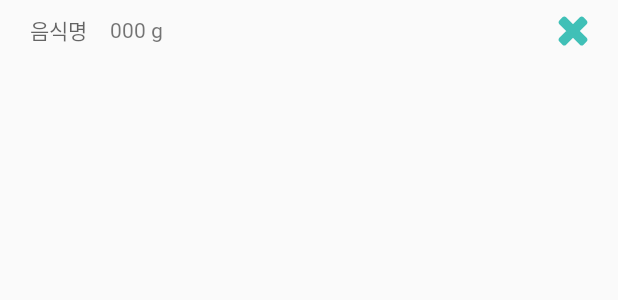
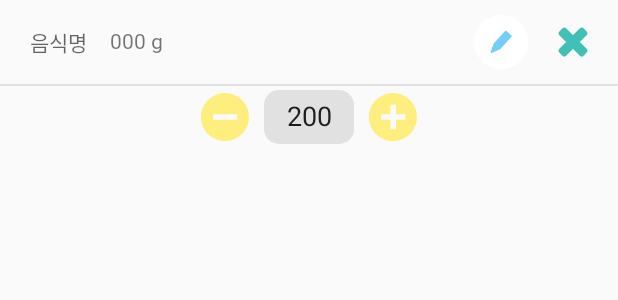
Before and after one commit to vividani/MealMate_my, an Android app: the layout adapter_mealsubitem.xml on its own in the app's theme, with its tools: preview values and no code run, on a phone screen of 412 x 824 dp. Shown: the top 300 px of the screen. Run offline under Robolectric (Android 15) with nearby library versions, the phone set to English and light mode, and no system bars.

Commit message:
add modify btn in adapter_mealsubitem.xml

```diff
--- a/app/src/main/res/layout/adapter_mealsubitem.xml
+++ b/app/src/main/res/layout/adapter_mealsubitem.xml
@@ -16,14 +16,25 @@
         <variable
             name="MealSetViewModel"
             type="com.anonymous.mealmate.viewmodel.MealSetViewModel" />
+
+        <variable
+            name="MealFood"
+            type="com.anonymous.mealmate.model.entity.MealFood" />
     </data>
 
     <androidx.constraintlayout.widget.ConstraintLayout
         android:layout_width="match_parent"
+        android:layout_height="wrap_content">
+
+        <androidx.constraintlayout.widget.ConstraintLayout
+            android:id="@+id/cl_meal_subItem"
+            android:layout_width="match_parent"
             android:layout_height="wrap_content"
             android:layout_marginBottom="6dp"
             android:paddingHorizontal="20dp"
-        android:paddingVertical="10dp">
+            android:paddingVertical="10dp"
+            app:layout_constraintTop_toTopOf="parent"
+            app:layout_constraintLeft_toLeftOf="parent">
 
             <TextView
                 android:id="@+id/tv_meal_subItem_name"
@@ -48,8 +59,18 @@
                 tools:text="000 g"
                 app:layout_constraintTop_toTopOf="parent"
                 app:layout_constraintBottom_toBottomOf="parent"
-            app:layout_constraintRight_toLeftOf="@+id/btn_meal_subItem_delete"
                 app:layout_constraintStart_toEndOf="@id/tv_meal_subItem_name" />
+
+            <!-- 수정버튼 -->
+            <Button
+                android:id="@+id/btn_meal_subItem_edit"
+                android:background="@drawable/ic_menu_modify"
+                android:layout_width="36dp"
+                android:layout_height="36dp"
+                android:layout_marginRight="20dp"
+                app:layout_constraintTop_toTopOf="parent"
+                app:layout_constraintBottom_toBottomOf="parent"
+                app:layout_constraintRight_toLeftOf="@id/btn_meal_subItem_delete" />
 
             <!-- 음식 삭제하기 -->
             <Button
@@ -60,8 +81,68 @@
                 android:onClick="@{() -> MealSetViewModel.onDeleteFood(Meal,Food)}"
                 app:layout_constraintBottom_toBottomOf="parent"
                 app:layout_constraintEnd_toEndOf="parent"
-            app:layout_constraintLeft_toRightOf="@id/tv_meal_subItem_amount"
                 app:layout_constraintTop_toTopOf="parent" />
 
         </androidx.constraintlayout.widget.ConstraintLayout>
+
+        <View
+            android:layout_width="match_parent"
+            android:layout_height="1dp"
+            android:background="@color/black_10"
+            app:layout_constraintTop_toBottomOf="@id/cl_meal_subItem"
+            app:layout_constraintLeft_toLeftOf="parent"
+            app:layout_constraintRight_toRightOf="parent"/>
+
+        <!-- 뷰 기본 visible="gone" 상태, 수정버튼 누르면 visible="visible" -->
+        <androidx.constraintlayout.widget.ConstraintLayout
+            android:id="@+id/cl_food_edit"
+            android:layout_width="wrap_content"
+            android:layout_height="wrap_content"
+            android:layout_marginTop="4dp"
+            app:layout_constraintTop_toBottomOf="@id/cl_meal_subItem"
+            app:layout_constraintLeft_toLeftOf="parent"
+            app:layout_constraintRight_toRightOf="parent">
+
+            <Button
+                android:id="@+id/btn_food_amount_minus"
+                android:background="@drawable/btn_minus"
+                android:layout_width="32dp"
+                android:layout_height="32dp"
+                android:onClick="@{() -> MealFood.onMinusMealFoodAmount()}"
+                app:layout_constraintLeft_toLeftOf="parent"
+                app:layout_constraintRight_toLeftOf="@id/et_food_amount"
+                app:layout_constraintTop_toTopOf="parent"
+                app:layout_constraintBottom_toBottomOf="parent" />
+
+            <!-- 버튼 누를때마다 값 변경 -->
+            <EditText
+                android:id="@+id/et_food_amount"
+                android:includeFontPadding="false"
+                android:gravity="center"
+                android:background="@drawable/style_box_black_10"
+                android:layout_width="60dp"
+                android:layout_height="36dp"
+                android:text="@={``+MealFood.mealFoodAmount}"
+                android:layout_marginHorizontal="10dp"
+                app:layout_constraintLeft_toRightOf="@id/btn_food_amount_minus"
+                app:layout_constraintRight_toLeftOf="@id/btn_food_amount_plus"
+                app:layout_constraintTop_toTopOf="parent"
+                app:layout_constraintBottom_toBottomOf="parent"
+                tools:text="200"/>
+
+            <Button
+                android:id="@+id/btn_food_amount_plus"
+                android:background="@drawable/btn_plus"
+                android:layout_width="32dp"
+                android:layout_height="32dp"
+                android:onClick="@{() -> MealFood.onPlusMealFoodAmount()}"
+                app:layout_constraintLeft_toRightOf="@id/et_food_amount"
+                app:layout_constraintRight_toRightOf="parent"
+                app:layout_constraintTop_toTopOf="parent"
+                app:layout_constraintBottom_toBottomOf="parent" />
+
+        </androidx.constraintlayout.widget.ConstraintLayout>
+
+    </androidx.constraintlayout.widget.ConstraintLayout>
+
 </layout>
```
Lines whose indentation alone changed are shown as unchanged.
